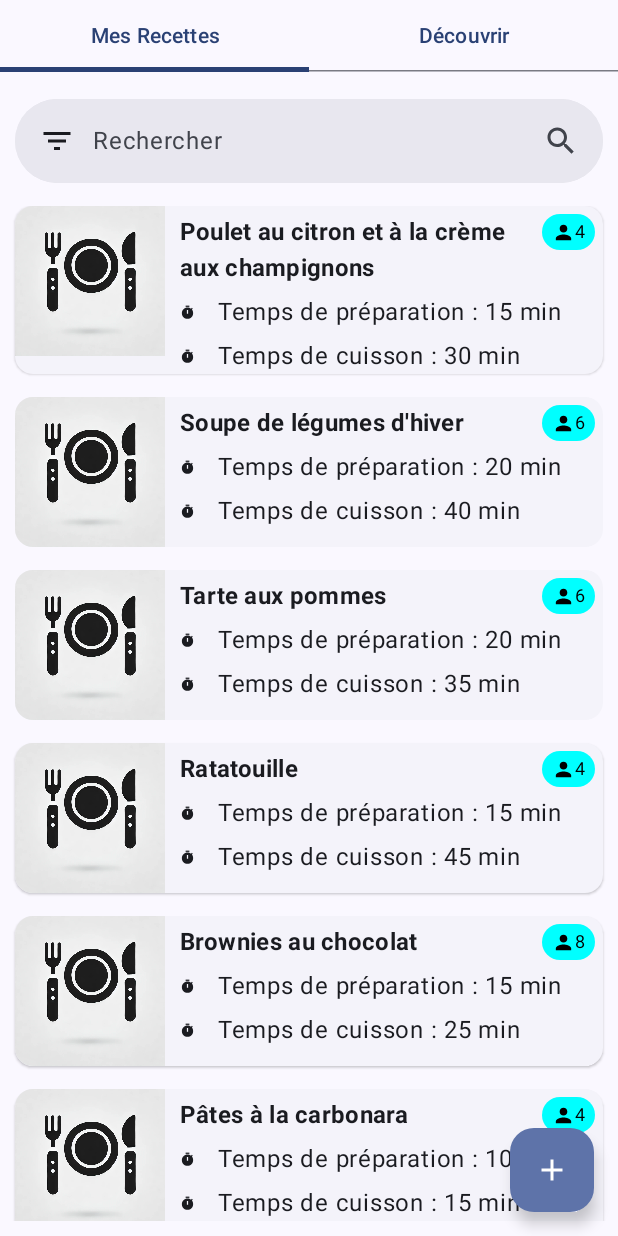
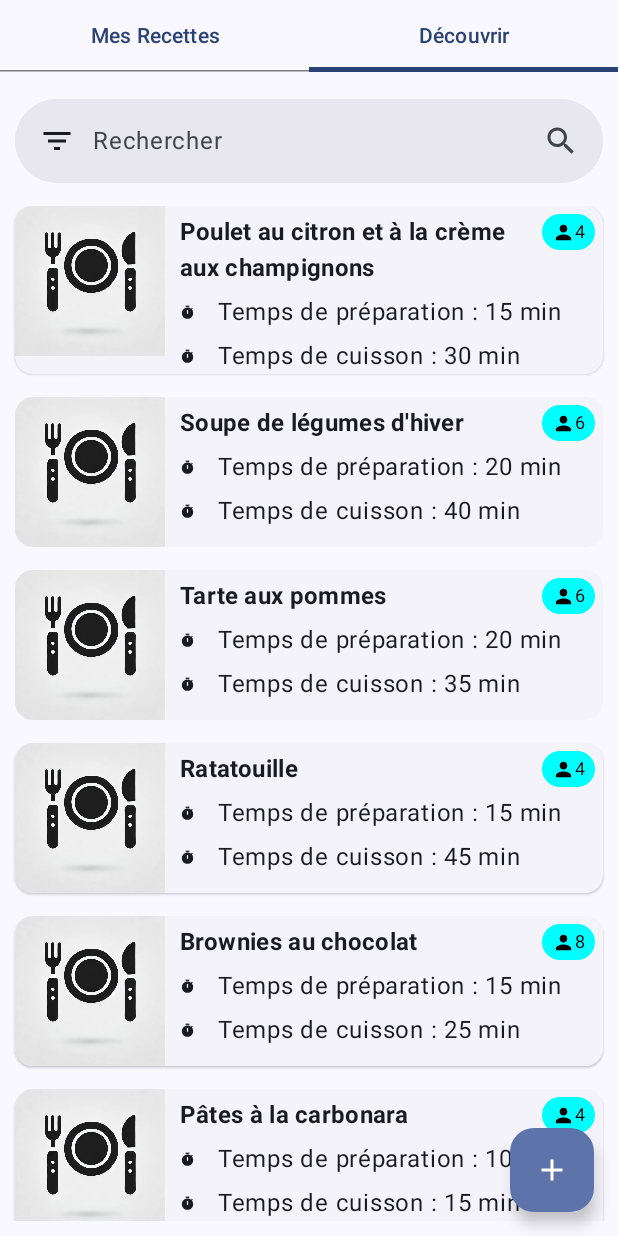
Before and after one commit to Valaaz/UFRMIMProjetDevMob, an Android app built with Jetpack Compose: the screen it shows after launch (MainActivity), on a phone screen of 412 x 824 dp. Run offline under Robolectric (Android 15) with nearby library versions, the light colour scheme and no system bars; our stand-ins replace Room's generated code; pictures from the network do not load.

Commit message:
Add favorites recipes
- Favorite button function not yet implemented

```diff
--- a/app/src/main/java/com/valaz/ufrmim_projetdevmob/dao/RecipeDAO.kt
+++ b/app/src/main/java/com/valaz/ufrmim_projetdevmob/dao/RecipeDAO.kt
@@ -14,6 +14,9 @@ interface RecipeDao {
 
     @Query("SELECT * FROM recipes WHERE id = :recipeId")
     fun getRecipeById(recipeId: Int): Flow<Recipe>
+
+    @Query("SELECT * FROM recipes WHERE favorite = true")
+    fun getFavoriteRecipes(): Flow<List<Recipe>>
 
     @Query("SELECT * FROM recipes WHERE id IN (:recipeIds)")
     fun loadAllByIds(recipeIds: IntArray): List<Recipe>
--- a/app/src/main/java/com/valaz/ufrmim_projetdevmob/ui/components/TopAppBarNavigation.kt
+++ b/app/src/main/java/com/valaz/ufrmim_projetdevmob/ui/components/TopAppBarNavigation.kt
@@ -20,7 +20,7 @@ import kotlinx.coroutines.launch
 @Composable
 fun TopAppBarNavigation(navController: NavHostController, recipeVM: RecipeViewModel) {
     Column(modifier = Modifier.fillMaxWidth()) {
-        val pagerState = rememberPagerState(pageCount = { 2 })
+        val pagerState = rememberPagerState(pageCount = { 2 }, initialPage = 1)
         val coroutineScope = rememberCoroutineScope()
         val recipeVM = recipeVM
 
@@ -37,11 +37,6 @@ fun TopAppBarNavigation(navController: NavHostController, recipeVM: RecipeViewMo
             )
         }
         HorizontalPager(state = pagerState) { page ->
-//            if (page == 0)
-//                navController.navigate(RecipesScreens.MyRecipesScreen.name)
-//            else
-//                navController.navigate(RecipesScreens.DiscoverRecipesScreen.name)
-//            RecipesNavigationComponent(navController = navController)
             if (page == 0) MyRecipesScreen(
                 recipeVM = recipeVM,
                 onDetails = { recipe ->
@@ -49,9 +44,9 @@ fun TopAppBarNavigation(navController: NavHostController, recipeVM: RecipeViewMo
                     navController.navigate(RecipesScreens.RecipeDetailScreen.name)
                 }) else DiscoverRecipesScreen(
                 recipeVM = recipeVM,
-                    onDetails = { recipe ->
-                        recipeVM.setSelectedRecipe(recipe.id ?: -1)
-                        navController.navigate(RecipesScreens.RecipeDetailScreen.name)
+                onDetails = { recipe ->
+                    recipeVM.setSelectedRecipe(recipe.id ?: -1)
+                    navController.navigate(RecipesScreens.RecipeDetailScreen.name)
                 }
             )
         }
--- a/app/src/main/java/com/valaz/ufrmim_projetdevmob/ui/screens/DiscoverRecipesScreen.kt
+++ b/app/src/main/java/com/valaz/ufrmim_projetdevmob/ui/screens/DiscoverRecipesScreen.kt
@@ -1,7 +1,6 @@
 package com.valaz.ufrmim_projetdevmob.ui.screens
 
 import androidx.compose.foundation.layout.Arrangement
-import androidx.compose.foundation.layout.Box
 import androidx.compose.foundation.layout.Column
 import androidx.compose.foundation.layout.WindowInsets
 import androidx.compose.foundation.layout.fillMaxSize
@@ -12,12 +11,12 @@ import androidx.compose.foundation.lazy.items
 import androidx.compose.material.icons.Icons
 import androidx.compose.material.icons.filled.FilterList
 import androidx.compose.material.icons.filled.Search
-import androidx.compose.material3.CircularProgressIndicator
 import androidx.compose.material3.ExperimentalMaterial3Api
 import androidx.compose.material3.Icon
 import androidx.compose.material3.SearchBar
 import androidx.compose.material3.Text
 import androidx.compose.runtime.Composable
+import androidx.compose.runtime.collectAsState
 import androidx.compose.ui.Alignment
 import androidx.compose.ui.Modifier
 import androidx.compose.ui.unit.dp
@@ -68,17 +67,17 @@ fun DiscoverRecipesScreen(recipeVM: RecipeViewModel, onDetails: (Recipe) -> Unit
 //                CircularProgressIndicator()
 //            }
 //        } else {
-//            val recipes = recipeState.recipes
-//            // val filteredList: List<Recipe> = recipes.filter { it.title.lowercase().contains(searchValue.text.lowercase()) }
-//            LazyColumn(
-//                verticalArrangement = Arrangement.spacedBy(15.dp)
-//            ) {
-//                items(recipes) { recipe ->
-//                    RawButton(onClick = { onDetails(recipe) }) {
-//                        RecipeCard(recipe)
-//                    }
-//                }
-//            }
+        val recipes = recipeVM.getRecipesList().collectAsState(initial = emptyList())
+        // val filteredList: List<Recipe> = recipes.filter { it.title.lowercase().contains(searchValue.text.lowercase()) }
+        LazyColumn(
+            verticalArrangement = Arrangement.spacedBy(15.dp)
+        ) {
+            items(recipes.value) { recipe ->
+                RawButton(onClick = { onDetails(recipe) }) {
+                    RecipeCard(recipe)
+                }
+            }
+        }
 //        }
     }
 }
--- a/app/src/main/java/com/valaz/ufrmim_projetdevmob/ui/screens/MyRecipesScreen.kt
+++ b/app/src/main/java/com/valaz/ufrmim_projetdevmob/ui/screens/MyRecipesScreen.kt
@@ -1,7 +1,6 @@
 package com.valaz.ufrmim_projetdevmob.ui.screens
 
 import androidx.compose.foundation.layout.Arrangement
-import androidx.compose.foundation.layout.Box
 import androidx.compose.foundation.layout.Column
 import androidx.compose.foundation.layout.WindowInsets
 import androidx.compose.foundation.layout.fillMaxSize
@@ -12,7 +11,6 @@ import androidx.compose.foundation.lazy.items
 import androidx.compose.material.icons.Icons
 import androidx.compose.material.icons.filled.FilterList
 import androidx.compose.material.icons.filled.Search
-import androidx.compose.material3.CircularProgressIndicator
 import androidx.compose.material3.ExperimentalMaterial3Api
 import androidx.compose.material3.Icon
 import androidx.compose.material3.SearchBar
@@ -21,7 +19,6 @@ import androidx.compose.runtime.Composable
 import androidx.compose.runtime.collectAsState
 import androidx.compose.ui.Alignment
 import androidx.compose.ui.Modifier
-import androidx.compose.ui.tooling.preview.Preview
 import androidx.compose.ui.unit.dp
 import com.valaz.ufrmim_projetdevmob.model.Recipe
 import com.valaz.ufrmim_projetdevmob.ui.components.RawButton
@@ -70,7 +67,7 @@ fun MyRecipesScreen(recipeVM: RecipeViewModel, onDetails: (Recipe) -> Unit) {
 //                CircularProgressIndicator()
 //            }
 //        } else {
-            val recipes = recipeVM.getRecipeList().collectAsState(initial = emptyList())
+            val recipes = recipeVM.getFavoriteRecipesList().collectAsState(initial = emptyList())
             // val filteredList: List<Recipe> = recipes.filter { it.title.lowercase().contains(searchValue.text.lowercase()) }
             LazyColumn(
                 verticalArrangement = Arrangement.spacedBy(15.dp)
--- a/app/src/main/java/com/valaz/ufrmim_projetdevmob/viewmodel/RecipeViewModel.kt
+++ b/app/src/main/java/com/valaz/ufrmim_projetdevmob/viewmodel/RecipeViewModel.kt
@@ -6,14 +6,17 @@ import com.valaz.ufrmim_projetdevmob.dao.RecipeDao
 import com.valaz.ufrmim_projetdevmob.model.Ingredient
 import com.valaz.ufrmim_projetdevmob.model.Recipe
 import kotlinx.coroutines.flow.Flow
-import kotlinx.coroutines.flow.first
 import kotlinx.coroutines.launch
 
 class RecipeViewModel(private val recipeDao: RecipeDao) : ViewModel() {
     var selectedRecipeId: Int = -1
 
-    fun getRecipeList(): Flow<List<Recipe>> {
+    fun getRecipesList(): Flow<List<Recipe>> {
         return recipeDao.getRecipes()
+    }
+
+    fun getFavoriteRecipesList(): Flow<List<Recipe>> {
+        return recipeDao.getFavoriteRecipes()
     }
 
     fun getRecipeById(recipeId: Int): Flow<Recipe> {
```
Also changed, not shown: app/src/main/java/com/valaz/ufrmim_projetdevmob/ui/navigation/Navigation.kt (+5 -3 lines).
